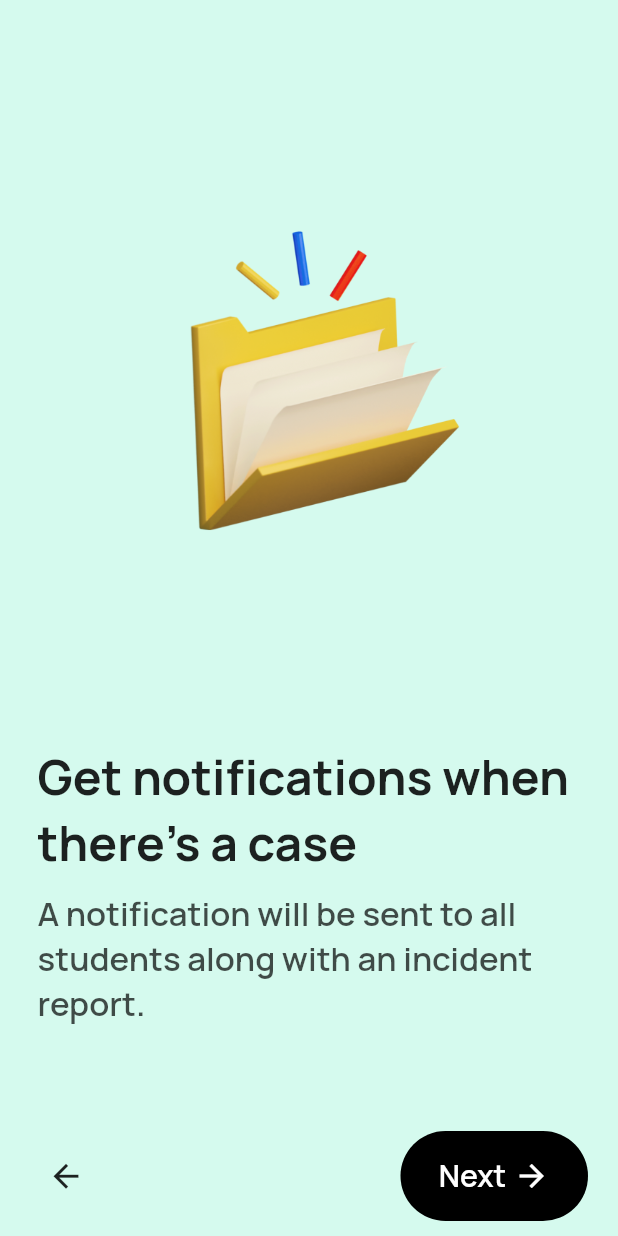
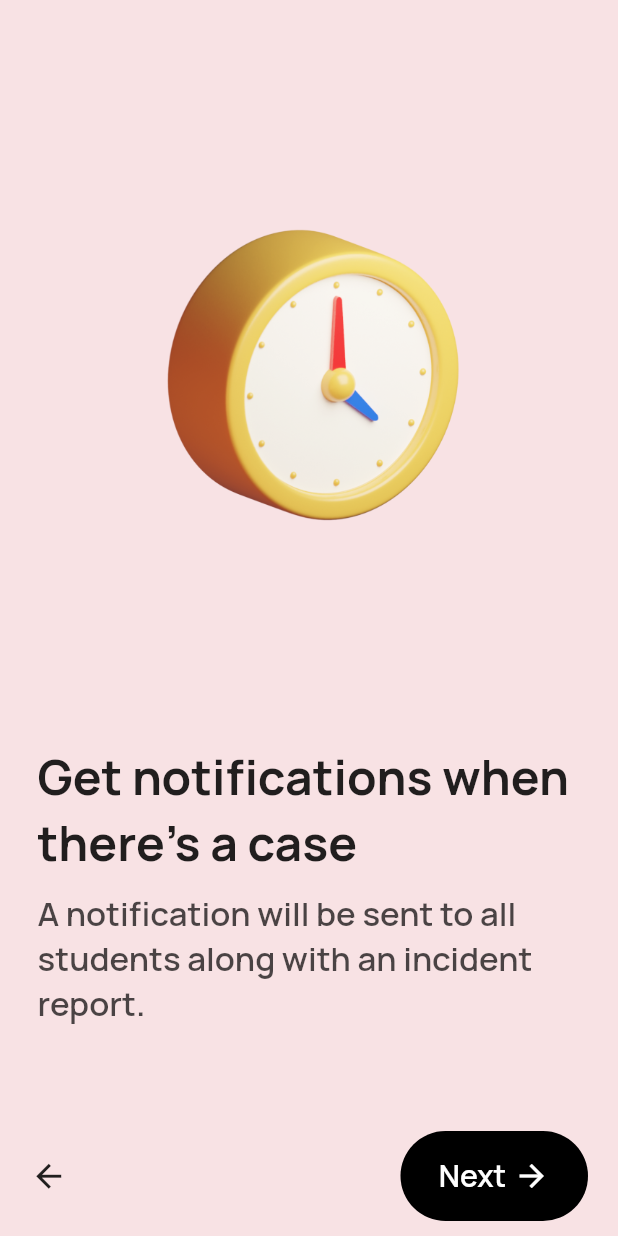
Before and after one commit to ArthVhanesa/gtu-app, a Flutter app: the screen it shows after launch, after a tap on "Next", on a phone screen of 412 x 824 dp. Run offline on Flutter 3.47's test engine with Material 2 defaults, Android fonts, the phone set to English and light mode, and no system bars; our stand-ins replace auto_size_text, carousel_slider, get, google_fonts, in_app_review, percent_indicator and 4 more; missing offline and left inert: flutter_custom_tabs.

Commit message:
Intro Screens updated

```diff
--- /dev/null
+++ b/lib/data/IntroductionScreenData.dart
@@ -0,0 +1,50 @@
+// ignore_for_file: public_member_api_docs, sort_constructors_first
+import 'package:flutter/animation.dart';
+import 'package:gtu_app/image.dart';
+import 'package:gtu_app/style.dart';
+
+final AppColors _colors = AppColors();
+
+class IntroductionScreenData {
+  Color color;
+  String title;
+  String body;
+  String image;
+  IntroductionScreenData({
+    required this.color,
+    required this.title,
+    required this.body,
+    required this.image,
+  });
+}
+
+List<IntroductionScreenData> introductionScreenData = [
+  IntroductionScreenData(
+    color: _colors.lightMossGreenColor,
+    title: 'Get notifications when there’s a case',
+    body:
+        'A notification will be sent to all students along with an incident report.',
+    image: syllabusImg,
+  ),
+  IntroductionScreenData(
+    color: _colors.lightRedColor,
+    title: 'Get notifications when there’s a case',
+    body:
+        'A notification will be sent to all students along with an incident report.',
+    image: examTimetableImg,
+  ),
+  IntroductionScreenData(
+    color: _colors.lightYellowColor,
+    title: 'Get notifications when there’s a case',
+    body:
+        'A notification will be sent to all students along with an incident report.',
+    image: circularImg,
+  ),
+  IntroductionScreenData(
+    color: _colors.lavenderColor,
+    title: 'Get notifications when there’s a case',
+    body:
+        'A notification will be sent to all students along with an incident report.',
+    image: questionPaperImg,
+  ),
+];
--- a/lib/screens/introductionScreen.dart
+++ b/lib/screens/introductionScreen.dart
@@ -1,13 +1,13 @@
 import 'dart:async';
 import 'package:flutter/material.dart';
-import 'package:gtu_app/image.dart';
+import 'package:gtu_app/data/IntroductionScreenData.dart';
 import 'package:gtu_app/screens/homeScreen.dart';
 import 'package:gtu_app/style.dart';
 import 'package:get/get.dart';
 import 'package:shared_preferences/shared_preferences.dart';
 
 class IntroductionScreens extends StatefulWidget {
-  IntroductionScreens({super.key});
+  const IntroductionScreens({super.key});
 
   @override
   State<IntroductionScreens> createState() => _IntroductionScreensState();
@@ -16,10 +16,12 @@ class IntroductionScreens extends StatefulWidget {
 class _IntroductionScreensState extends State<IntroductionScreens> {
   final AppColors _colors = AppColors();
   final FontStyle _fontStyle = FontStyle();
+  final List<IntroductionScreenData> _screen = introductionScreenData;
+  final totalIntroScreen = introductionScreenData.length;
 
   final controller = PageController();
   bool isLastPage = false;
-  bool isFirstPage = false;
+  bool isFirstPage = true;
 
   @override
   void dispose() {
@@ -31,6 +33,7 @@ class _IntroductionScreensState extends State<IntroductionScreens> {
   Widget build(BuildContext context) {
     return Scaffold(
       body: PageView(
+        physics: const BouncingScrollPhysics(),
         controller: controller,
         onPageChanged: (index) {
           setState(() {
@@ -39,34 +42,8 @@ class _IntroductionScreensState extends State<IntroductionScreens> {
           });
         },
         children: [
-          buildPage(
-            color: _colors.lavenderColor,
-            title: 'Get notifications when there’s a case',
-            body:
-                'A notification will be sent to all students along with an incident report.',
-            image: syllabusImg,
-          ),
-          buildPage(
-            color: _colors.lightMossGreenColor,
-            title: 'Get notifications when there’s a case',
-            body:
-                'A notification will be sent to all students along with an incident report.',
-            image: syllabusImg,
-          ),
-          buildPage(
-            color: _colors.orangeColor,
-            title: 'Get notifications when there’s a case',
-            body:
-                'A notification will be sent to all students along with an incident report.',
-            image: syllabusImg,
-          ),
-          buildPage(
-            color: _colors.skyBlueColor,
-            title: 'Get notifications when there’s a case',
-            body:
-                'A notification will be sent to all students along with an incident report.',
-            image: syllabusImg,
-          ),
+          for (int i = 0; i < totalIntroScreen; i++)
+            buildPage(screen: _screen[i])
         ],
       ),
       bottomSheet: Container(
@@ -76,20 +53,23 @@ class _IntroductionScreensState extends State<IntroductionScreens> {
           mainAxisAlignment: MainAxisAlignment.spaceBetween,
           children: [
             isFirstPage ? const SizedBox(width: 0) : backButton(),
-            isLastPage ? launchAppButton() : nextButton()
+            isLastPage ? launchAppButton() : const SizedBox(width: 0),
+            isLastPage
+                ? const SizedBox(
+                    width:
+                        25) // Width of the sized box should be equal to the size of the backButton
+                : nextButton(),
           ],
         ),
       ),
     );
   }
 
-  Container buildPage(
-      {required Color color,
-      required String title,
-      required String body,
-      required String image}) {
+  Container buildPage({
+    required IntroductionScreenData screen,
+  }) {
     return Container(
-      color: color,
+      color: screen.color,
       padding: const EdgeInsets.fromLTRB(25, 0, 25,
           80), // bottom padding should be equal to height of the bottomSheet
       child: Column(
@@ -99,7 +79,7 @@ class _IntroductionScreensState extends State<IntroductionScreens> {
             flex: 2,
             child: Center(
               child: Image.asset(
-                image,
+                screen.image,
                 height: 260,
               ),
             ),
@@ -110,14 +90,14 @@ class _IntroductionScreensState extends State<IntroductionScreens> {
               crossAxisAlignment: CrossAxisAlignment.start,
               children: [
                 Text(
-                  title,
+                  screen.title,
                   style: _fontStyle.manrope(32, FontWeight.w700),
                 ),
                 const SizedBox(
                   height: 10,
                 ),
                 Text(
-                  body,
+                  screen.body,
                   style: _fontStyle
                       .manrope(22, FontWeight.w600)
                       .copyWith(color: _colors.titleColor),
@@ -130,20 +110,23 @@ class _IntroductionScreensState extends State<IntroductionScreens> {
     );
   }
 
-  InkWell launchAppButton() {
-    return InkWell(
+  launchAppButton() {
+    return Container(
+      width: 160,
+      height: 60,
+      decoration: BoxDecoration(
+          color: _colors.blackColor,
+          borderRadius: const BorderRadius.all(Radius.circular(30))),
+      child: Material(
+        color: Colors.transparent,
+        child: InkWell(
+          borderRadius: const BorderRadius.all(Radius.circular(30)),
           onTap: () async {
             final prefs = await SharedPreferences.getInstance();
             prefs.setBool('showHome', true);
 
             Get.off(HomeScreen());
           },
-      child: Container(
-        width: 160,
-        height: 60,
-        decoration: BoxDecoration(
-            color: _colors.blackColor,
-            borderRadius: BorderRadius.all(Radius.circular(30))),
           child: Center(
             child: Text(
               'Launch App',
@@ -153,21 +136,27 @@ class _IntroductionScreensState extends State<IntroductionScreens> {
             ),
           ),
         ),
+      ),
     );
   }
 
-  InkWell nextButton() {
-    return InkWell(
-      onTap: () {
-        controller.nextPage(
-            duration: const Duration(milliseconds: 500), curve: Curves.easeIn);
-      },
-      child: Container(
+  nextButton() {
+    return Container(
       width: 125,
       height: 60,
       decoration: BoxDecoration(
         color: _colors.blackColor,
-            borderRadius: BorderRadius.all(Radius.circular(30))),
+        borderRadius: const BorderRadius.all(Radius.circular(30)),
+      ),
+      child: Material(
+        color: Colors.transparent,
+        child: InkWell(
+          borderRadius: const BorderRadius.all(Radius.circular(30)),
+          onTap: () {
+            controller.nextPage(
+                duration: const Duration(milliseconds: 500),
+                curve: Curves.easeIn);
+          },
           child: Row(
             mainAxisAlignment: MainAxisAlignment.center,
             children: [
@@ -180,26 +169,29 @@ class _IntroductionScreensState extends State<IntroductionScreens> {
               const SizedBox(
                 width: 5,
               ),
-            const Icon(
+              Icon(
                 Icons.arrow_forward,
-              color: Colors.white,
+                color: _colors.whiteColor,
               ),
             ],
+          ),
         ),
       ),
     );
   }
 
-  IconButton backButton() {
-    return IconButton(
-      splashRadius: 20,
-      iconSize: 25,
-      onPressed: () {
+  backButton() {
+    return InkResponse(
+      containedInkWell: false,
+      splashColor: Colors.white,
+      radius: 20,
+      onTap: () {
         controller.previousPage(
             duration: const Duration(milliseconds: 500), curve: Curves.easeIn);
       },
-      icon: const Icon(
+      child: const Icon(
         Icons.arrow_back,
+        size: 25,
       ),
     );
   }
--- a/lib/screens/logInDataScreen.dart
+++ b/lib/screens/logInDataScreen.dart
@@ -22,6 +22,7 @@ class _LogIn2ScreenState extends State<LogIn2Screen> {
   Widget build(BuildContext context) {
     return Scaffold(
       resizeToAvoidBottomInset: false,
+      backgroundColor: _colors.whiteColor,
       body: SafeArea(
         child: Container(
           color: _colors.whiteColor,
--- a/lib/screens/logInScreen.dart
+++ b/lib/screens/logInScreen.dart
@@ -16,6 +16,7 @@ class _LogInScreenState extends State<LogInScreen> {
   @override
   Widget build(BuildContext context) {
     return Scaffold(
+      backgroundColor: _colors.whiteColor,
       body: SafeArea(
         child: Container(
           color: _colors.whiteColor,
```
Lines whose indentation alone changed are shown as unchanged.
